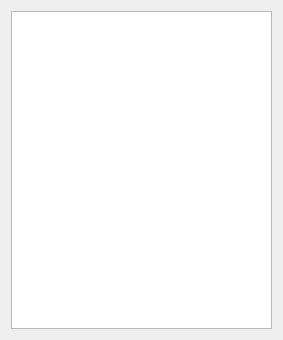
The window that log.ui (adnksharp/pySide6-door) describes before a commit, drawn with Qt 5.
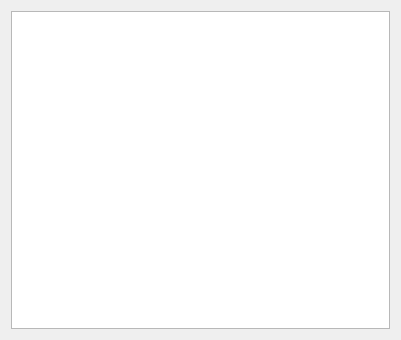
The same window after the commit.

Commit message: feat: show history in log ui.

```diff
--- a/log.ui
+++ b/log.ui
@@ -6,7 +6,7 @@
    <rect>
     <x>0</x>
     <y>0</y>
-    <width>283</width>
+    <width>401</width>
     <height>340</height>
    </rect>
   </property>
@@ -15,7 +15,7 @@
   </property>
   <layout class="QVBoxLayout" name="verticalLayout_2">
    <item>
-    <widget class="QListView" name="listView"/>
+    <widget class="QListWidget" name="listWidget"/>
    </item>
   </layout>
  </widget>
```
The commit also changes 2 other files.
